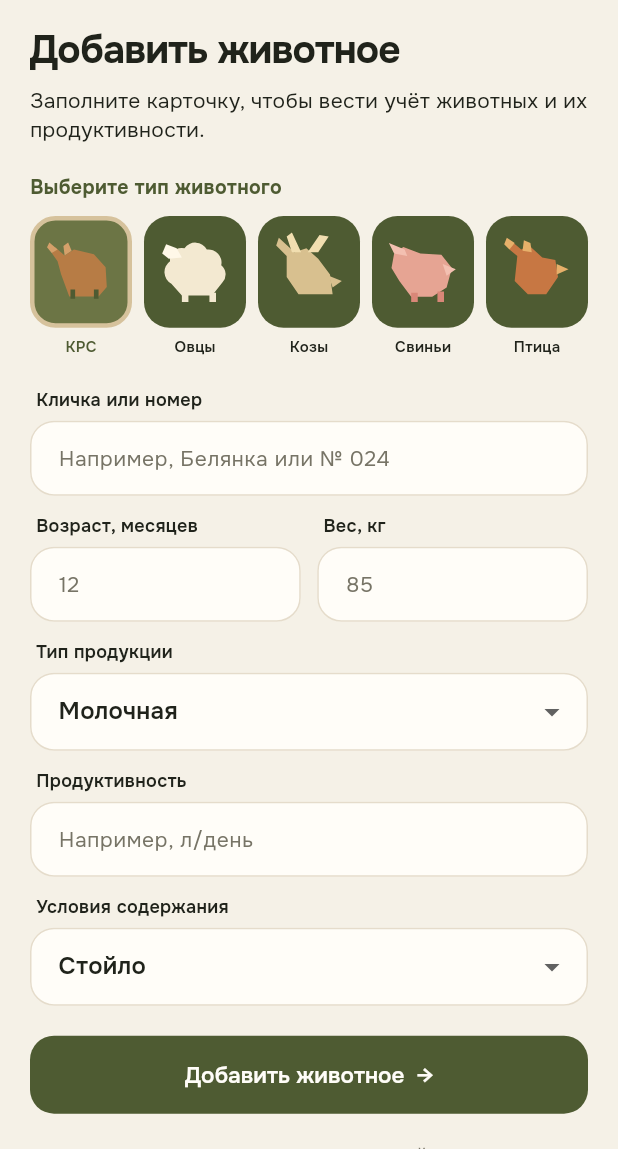
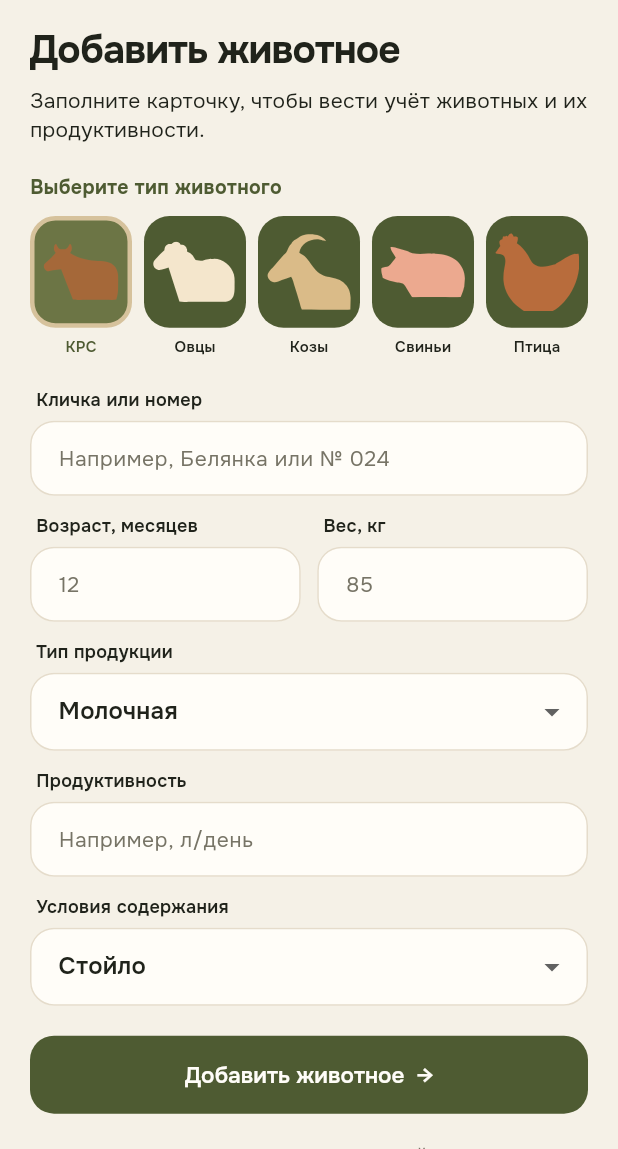
Before and after one commit to vfnoshark/my_finances, a Flutter app: the AnimalFormScreen screen opened directly, on a phone screen of 412 x 824 dp, the part 87-1236 px from its top. Run offline on Flutter 3.47's test engine with Material 3 defaults, Android fonts, the phone set to English and light mode, and no system bars; our stand-ins replace flutter_svg, shared_preferences; accounts and stored records are empty.

Commit message:
Design update: new icons, fixed feed table and some heroes

```diff
--- a/lib/widgets/animal_icon.dart
+++ b/lib/widgets/animal_icon.dart
@@ -8,23 +8,43 @@ class AnimalIcon extends StatelessWidget {
 
   const AnimalIcon({super.key, required this.type, this.size = 40});
 
-  String get _svg {
+  /// Путь к SVG-файлу для каждого типа животного.
+  String get _asset {
     switch (type) {
       case AnimalType.cattle:
-        return '''<svg viewBox="0 0 64 64"><path fill="#B77C45" d="M12 23 7 16l3-5 8 7 8-5 17 4 10 11 1 17-7 8H22L15 34Z"/><path fill="#D5A06A" d="m7 16-4-5 2-4 7 6M18 18l-1-8 4-3 3 7"/><path fill="#4E5B32" d="M43 47h4v8h-4zM23 47h4v8h-4z"/></svg>''';
+        return 'assets/svgs/cow.svg';
+      case AnimalType.sheep:
+        return 'assets/svgs/sheep.svg';
+      case AnimalType.goat:
+        return 'assets/svgs/goat.svg';
+      case AnimalType.pig:
+        return 'assets/svgs/pig.svg';
       case AnimalType.poultry:
-        return '''<svg viewBox="0 0 64 64"><path fill="#C77743" d="M17 20 11 15l2-6 7 6 6-3 10 9 10 2 2 13-9 13H25L15 39Z"/><path fill="#E7B06A" d="m11 15-4-4 2-5 6 4M21 16l1-8 5 2 1 7"/><path fill="#E7B06A" d="m47 26 9 4-9 4z"/></svg>''';
-      case AnimalType.goat:
-        return '''<svg viewBox="0 0 64 64"><path fill="#D8C08F" d="M15 20 7 12l2-6 12 11 9-3 9 8 9 12 2 15H24L15 36Z"/><path fill="#F1DEB0" d="M31 17 40 4l7 1-8 12M19 17 15 5l4-3 7 15"/><path fill="#D8C08F" d="m47 35 10 4-7 5"/></svg>''';
-      case AnimalType.pig:
-        return '''<svg viewBox="0 0 64 64"><path fill="#E6A493" d="m10 18 7-5 13 5 16 1 8 10-4 15-11 7H23L14 39 8 29Z"/><path fill="#F3C0B1" d="m10 18-4-8 12 5 2 5M47 26l10 4-7 5"/><path fill="#D98778" d="M23 48v7h5v-7M43 47v8h5v-8"/></svg>''';
-      case AnimalType.sheep:
-        return '''<svg viewBox="0 0 64 64"><path fill="#F3E9D1" d="M13 24a9 9 0 0 1 11-10 10 10 0 0 1 17 1 10 10 0 0 1 11 12 9 9 0 0 1 1 13l-8 10H22L14 41a10 10 0 0 1-1-17Z"/><path fill="#FFF8E8" d="M12 22 7 18l3-7 8 3 4 7"/><path fill="#F3E9D1" d="M22 48v7h5v-7M43 48v7h5v-7"/></svg>''';
+        return 'assets/svgs/chicken.svg';
     }
   }
 
-  @override
+ @override
   Widget build(BuildContext context) {
-    return SvgPicture.string(_svg, width: size, height: size);
+    final isDark = Theme.of(context).brightness == Brightness.dark;
+
+    final icon = SvgPicture.asset(
+      _asset,
+      width: size,
+      height: size,
+      fit: BoxFit.contain,
+    );
+
+    // В тёмной теме накладываем чёрный слой на 25% прозрачности.
+    // Это затемняет только непрозрачные части SVG, не трогая прозрачные.
+    if (!isDark) return icon;
+
+    return ColorFiltered(
+      colorFilter: ColorFilter.mode(
+        Colors.black.withOpacity(0.25),
+        BlendMode.srcATop,
+      ),
+      child: icon,
+    );
   }
 }
--- a/pubspec.yaml
+++ b/pubspec.yaml
@@ -61,6 +61,12 @@ flutter:
 
   assets:
     - assets/svgs/login_hero.svg
+    - assets/svgs/house.svg
+    - assets/svgs/pig.svg
+    - assets/svgs/cow.svg
+    - assets/svgs/sheep.svg
+    - assets/svgs/goat.svg
+    - assets/svgs/chicken.svg
   # To add assets to your application, add an assets section, like this:
   # assets:
   #   - images/a_dot_burr.jpeg
```
Also changed, not shown: lib/screens/farm/feed_calculator_screen.dart (+14 -9 lines), lib/screens/home/home_screen.dart (+8 -13 lines), assets/svgs/chicken.svg (added), assets/svgs/cow.svg (added), assets/svgs/goat.svg (added), assets/svgs/pig.svg (added), assets/svgs/sheep.svg (added).
